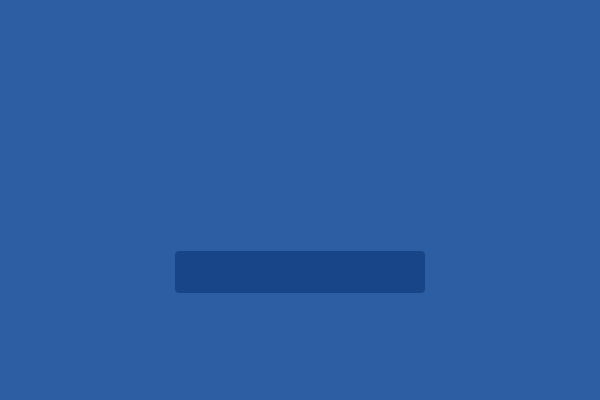
The window that MainWindow.ui (OrbitScripts/QuwiWidget) describes before a commit, drawn with Qt 5.
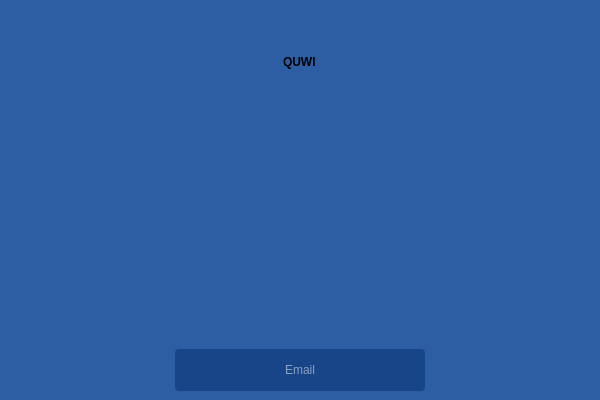
The same window after the commit. Icons and pictures are not drawn.

Commit message: email field

The edit to the form file:
```diff
--- a/MainWindow.ui
+++ b/MainWindow.ui
@@ -36,7 +36,7 @@
   </property>
   <widget class="QWidget" name="centralwidget">
    <layout class="QGridLayout" name="gridLayout">
-    <item row="1" column="1">
+    <item row="2" column="1">
      <widget class="QLineEdit" name="emailField">
       <property name="minimumSize">
        <size>
@@ -46,11 +46,18 @@
       </property>
       <property name="styleSheet">
        <string notr="true">background-color: rgb(23, 69, 136);
-border-radius: 4px;</string>
+border-radius: 4px;
+color: rgb(255, 255, 255);</string>
+      </property>
+      <property name="alignment">
+       <set>Qt::AlignCenter</set>
+      </property>
+      <property name="placeholderText">
+       <string>Email</string>
       </property>
      </widget>
     </item>
-    <item row="1" column="0">
+    <item row="2" column="0">
      <spacer name="horizontalSpacer">
       <property name="orientation">
        <enum>Qt::Horizontal</enum>
@@ -85,7 +92,7 @@
       </property>
      </widget>
     </item>
-    <item row="1" column="2">
+    <item row="2" column="2">
      <spacer name="horizontalSpacer_2">
       <property name="orientation">
        <enum>Qt::Horizontal</enum>
@@ -98,6 +105,16 @@
       </property>
      </spacer>
     </item>
+    <item row="1" column="1" alignment="Qt::AlignHCenter|Qt::AlignTop">
+     <widget class="QLabel" name="logoTitle">
+      <property name="styleSheet">
+       <string notr="true">font-weight: bold;</string>
+      </property>
+      <property name="text">
+       <string notr="true">QUWI</string>
+      </property>
+     </widget>
+    </item>
    </layout>
   </widget>
  </widget>
```
Left out of the diff: 2 changed lines with no effect on the pictures.
